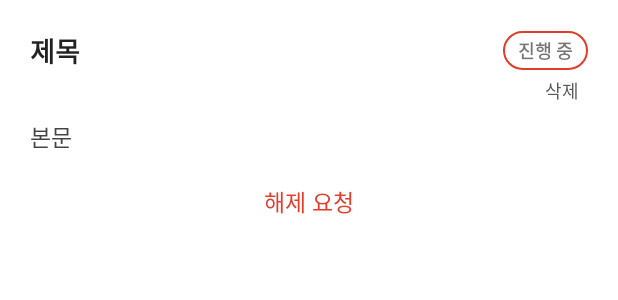
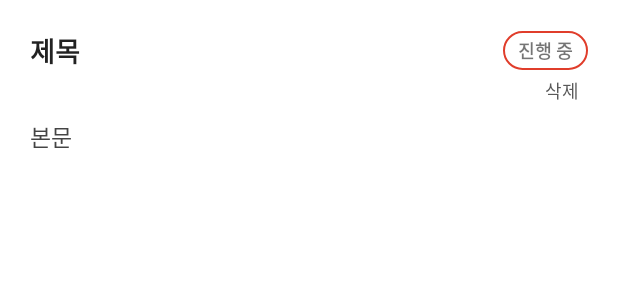
Before and after one commit to princessuh/kotlin-disaster-alarm-project, an Android app built with Jetpack Compose: the layout bottom_sheet_message_detail_report.xml on its own in the app's theme, with its tools: preview values and no code run, on a phone screen of 412 x 824 dp. Shown: the top 300 px of the screen. Run offline under Robolectric (Android 15) with nearby library versions, the phone set to English and light mode, and no system bars.

Commit message:
fix: 제보 상세 내용 강제 해제 오류 해결, 주석 추가 및 제보 상세 내역 내 해제 요청 삭제

```diff
--- a/app/src/main/java/com/example/disasteralert/Report.kt
+++ b/app/src/main/java/com/example/disasteralert/Report.kt
@@ -7,6 +7,6 @@ data class Report(
     val locationTime: String,        // ex) "서울 강남구 • 2024/11/14 07:30"
     val customTag: String,           // et_custom_tag, ex) "#호우"
     val content: String,             // 제보 제목
-    val con: String,
+    val con: String,                 // 제보 내용
     val recommendedTags: List<String>// 추천 태그 리스트, ex) ["풍수해"]
 )
--- a/app/src/main/java/com/example/disasteralert/ReportHistoryActivity.kt
+++ b/app/src/main/java/com/example/disasteralert/ReportHistoryActivity.kt
@@ -76,8 +76,7 @@ class ReportHistoryActivity : BaseActivity() {
                 content = report.report_content,
                 category = "제보",
                 id = report.report_id,
-                // TODO: 해제 상태 고정 풀어야 할 듯
-                visible = false // 제보 내역이므로 '해제' 상태로 고정
+                visible = report.visible
             )
 
             val bottomSheet = MessageDetailBottomSheetReport(message) {}
--- a/app/src/main/res/layout/bottom_sheet_message_detail_report.xml
+++ b/app/src/main/res/layout/bottom_sheet_message_detail_report.xml
@@ -75,16 +75,16 @@
                 android:layout_marginTop="10dp"
                 android:textColor="#444" />
 
-            <TextView
-                android:id="@+id/btn_report"
-                android:layout_width="wrap_content"
-                android:layout_height="wrap_content"
-                android:layout_gravity="center"
-                android:layout_margin="20dp"
-                android:text="해제 요청"
-                android:textSize="15sp"
-                android:textColor="@color/red_60"
-                android:paddingHorizontal="6dp" />
+<!--            <TextView-->
+<!--                android:id="@+id/btn_report"-->
+<!--                android:layout_width="wrap_content"-->
+<!--                android:layout_height="wrap_content"-->
+<!--                android:layout_gravity="center"-->
+<!--                android:layout_margin="20dp"-->
+<!--                android:text="해제 요청"-->
+<!--                android:textSize="15sp"-->
+<!--                android:textColor="@color/red_60"-->
+<!--                android:paddingHorizontal="6dp" />-->
 
             <!--        &lt;!&ndash; 🔹 구분선 &ndash;&gt;-->
             <!--        <View-->
```
